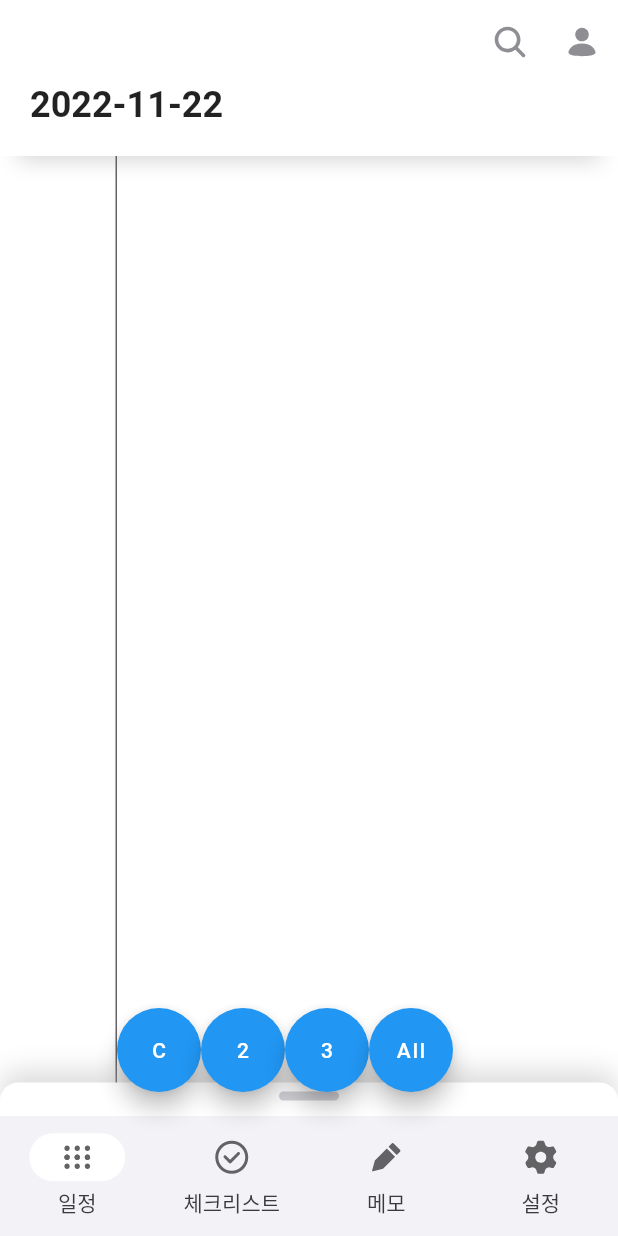
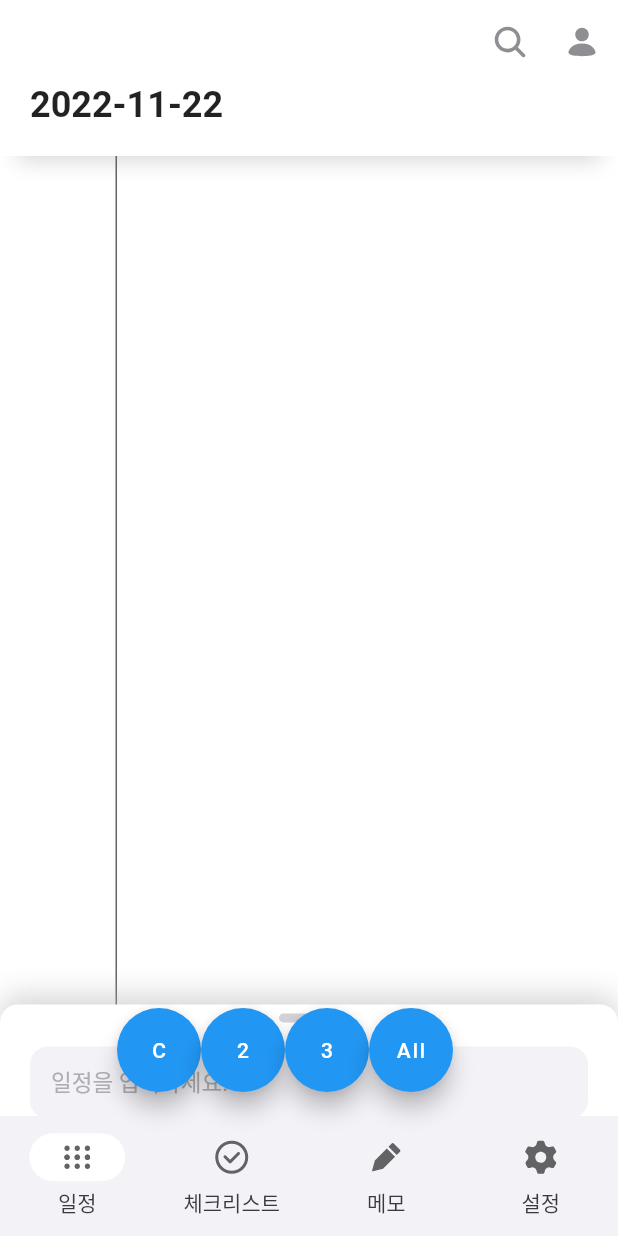
Before and after one commit to woori-side-team/calendar, a Flutter app: the DayPage screen opened directly with empty values, on a phone screen of 412 x 824 dp. Run offline on Flutter 3.47's test engine with Material 2 defaults, Android fonts, the phone set to English and light mode, and no system bars; our stand-ins replace carousel_slider, flutter_svg, freezed_annotation, get_it, hive, hive_flutter and 2 more; accounts and stored records are empty; generated files the repository leaves out were written again; Roboto replaces fonts that are missing (Pretendard).

Commit message:
[chore] ScheduleSheet 최소 높이 통일
* 페이지마다 sheet 최소 높이가 다르니까 어떤 페이지에서는 왜 다른
  페이지처럼 안 내려가지 이런 느낌이 듬 -> 최소 높이 통일

```diff
--- a/lib/presentation/providers/sheet_provider.dart
+++ b/lib/presentation/providers/sheet_provider.dart
@@ -13,7 +13,9 @@ class SheetProvider with ChangeNotifier {
   // 그래서 page마다 다 다른 controller를 할당
   final List<DraggableScrollableController> _sheetScrollControllers = [];
   final Color disableColor = CustomTheme.gray.gray3;
-  final List<Color> _editColors = [CustomTheme.gray.gray3,];
+  final List<Color> _editColors = [
+    CustomTheme.gray.gray3,
+  ];
   Timer? _debounce;
 
   @override
--- a/lib/presentation/widgets/schedule/day_page.dart
+++ b/lib/presentation/widgets/schedule/day_page.dart
@@ -273,8 +273,7 @@ class DayPage extends StatelessWidget {
                                   width: 0.1,
                                 );
                               },
-                              itemCount: allDaySchedules.length <=
-                                      3
+                              itemCount: allDaySchedules.length <= 3
                                   ? allDaySchedules.length
                                   : 3),
                         ),
@@ -302,9 +301,7 @@ class DayPage extends StatelessWidget {
                 )),
               ],
             ),
-            const ScheduleSheet(
-              minSizeRatio: 0.03,
-            ),
+            const ScheduleSheet(),
           ],
         ),
         bottomNavigationBar: CustomNavigationBar(
--- a/lib/presentation/widgets/schedule/schedule_sheet.dart
+++ b/lib/presentation/widgets/schedule/schedule_sheet.dart
@@ -61,12 +61,14 @@ class _ScheduleSheet extends State<ScheduleSheet> {
                   color: CustomTheme.scale.scale10)),
           _mode == _Mode.view
               ? TextButton(
-                  onPressed: viewModel.editColors[sheetIndex] != viewModel.disableColor
-                      ? _handlePressEdit
-                      : null,
+                  onPressed:
+                      viewModel.editColors[sheetIndex] != viewModel.disableColor
+                          ? _handlePressEdit
+                          : null,
                   child: Text('편집',
-                      style:
-                          TextStyle(fontSize: 17, color: viewModel.editColors[sheetIndex])))
+                      style: TextStyle(
+                          fontSize: 17,
+                          color: viewModel.editColors[sheetIndex])))
               : IconButton(
                   onPressed: _handlePressView,
                   icon:
@@ -203,7 +205,7 @@ class _ScheduleSheet extends State<ScheduleSheet> {
   @override
   Widget build(BuildContext context) {
     final viewModel = context.watch<SheetProvider>();
-    final double minSize = widget.minSizeRatio ?? 0.3;
+    final double minSize = widget.minSizeRatio ?? 0.1;
     final double maxSize = viewModel.getMaxSheetSize(context);
 
     return CustomBottomSheet(
```
Also changed, not shown: lib/presentation/providers/schedules_provider.dart (line endings or trailing spaces).
